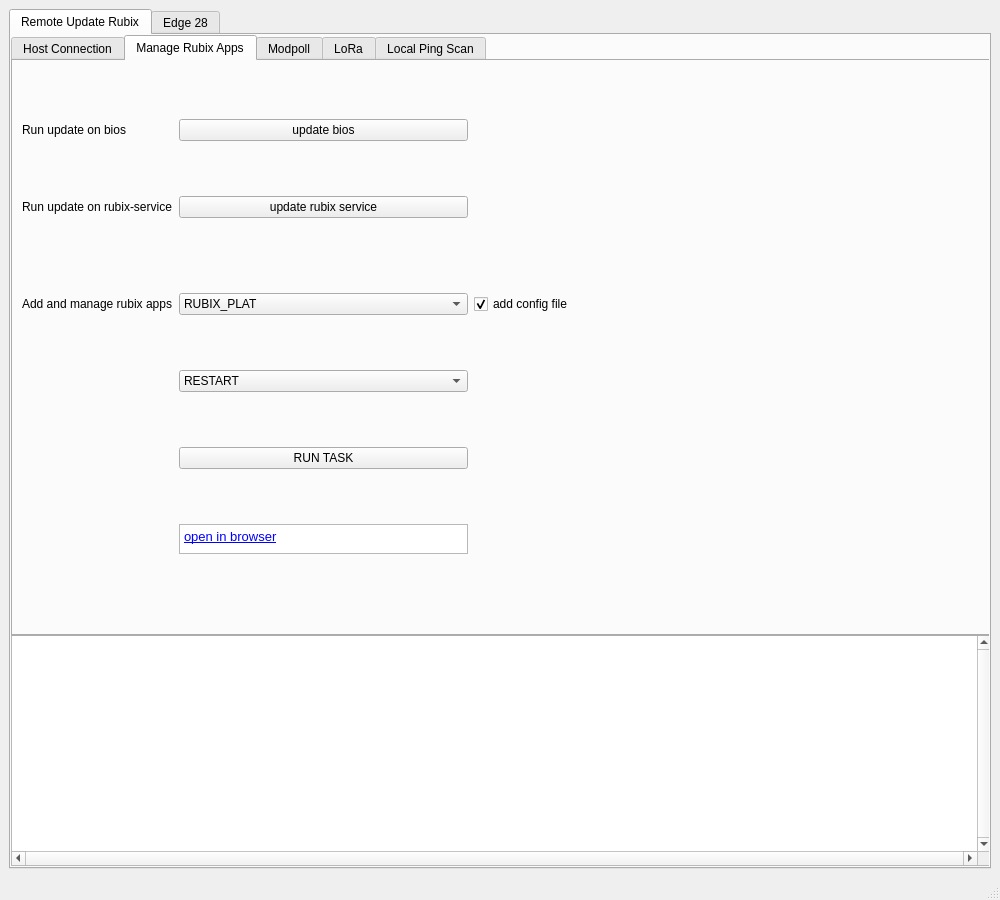
This is resources/views/MainWindow.ui in NubeIO/rubix-updater-gui as Qt 5 draws it before an edit. The edited form follows.
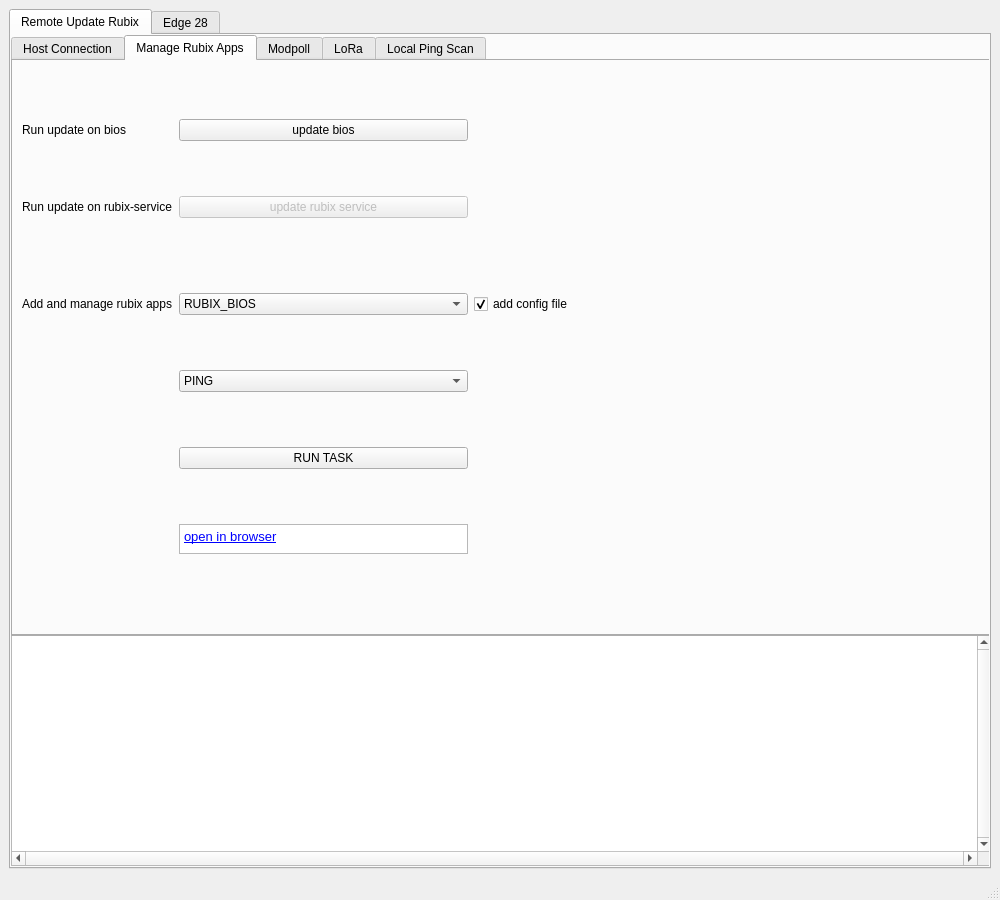
This is the edited form. The open tabs and pages were chosen to show the change.

```diff
--- a/resources/views/MainWindow.ui
+++ b/resources/views/MainWindow.ui
@@ -320,6 +320,11 @@
           </item>
           <item row="4" column="1">
            <widget class="QComboBox" name="rubix_app_action">
+            <item>
+             <property name="text">
+              <string>PING</string>
+             </property>
+            </item>
             <item>
              <property name="text">
               <string>RESTART</string>
@@ -427,6 +432,9 @@
           </item>
           <item row="1" column="1">
            <widget class="QPushButton" name="action_remote_rubix_service">
+            <property name="enabled">
+             <bool>false</bool>
+            </property>
             <property name="text">
              <string>update rubix service</string>
             </property>
@@ -511,6 +519,16 @@
           </item>
           <item row="3" column="1">
            <widget class="QComboBox" name="rubix_app_selection">
+            <item>
+             <property name="text">
+              <string>RUBIX_BIOS</string>
+             </property>
+            </item>
+            <item>
+             <property name="text">
+              <string>RUBIX_SERVICE</string>
+             </property>
+            </item>
             <item>
              <property name="text">
               <string>RUBIX_PLAT</string>
```
